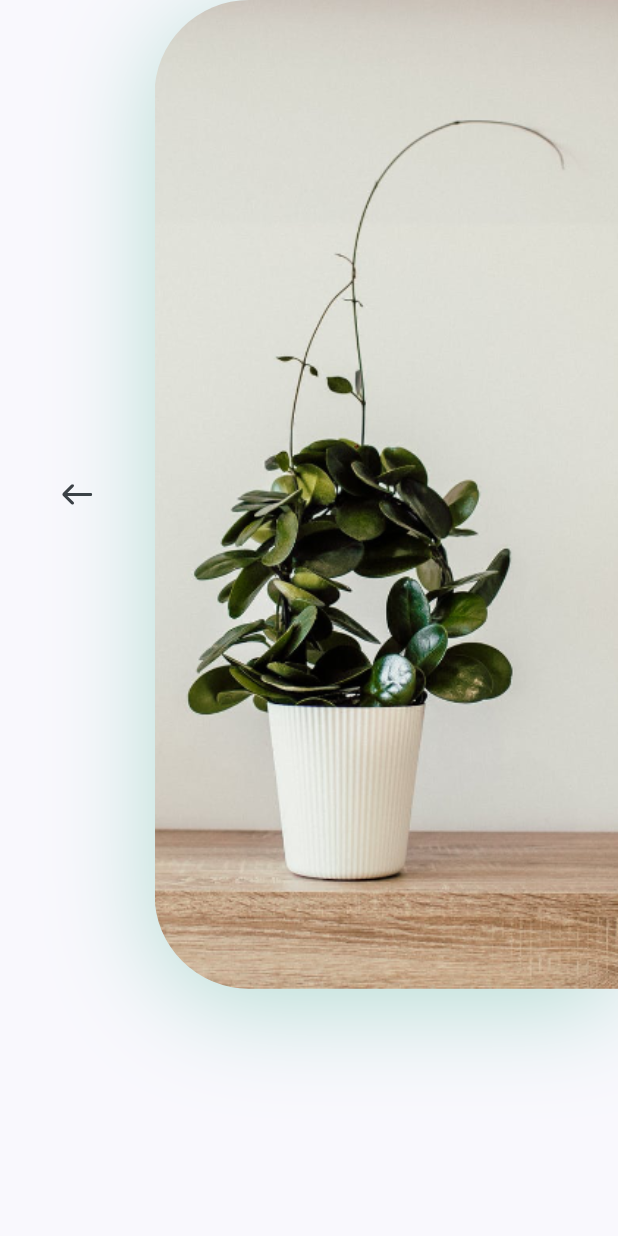
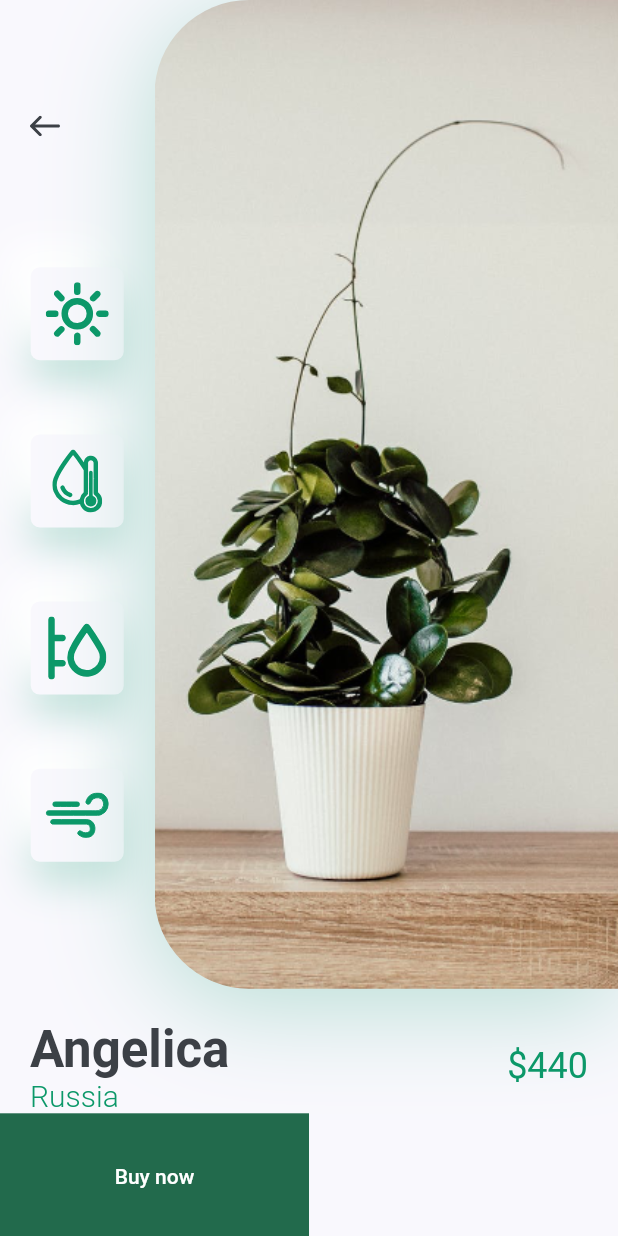
Before and after one commit to yuyang545262477/flutter_clone_platApp, a Flutter app: the DetailScreen screen opened directly, on a phone screen of 412 x 824 dp. Run offline on Flutter 3.47's test engine with Material 2 defaults, Android fonts, the phone set to English and light mode, and no system bars; our stand-ins replace flutter_svg.

Commit message:
detail page.

```diff
--- a/lib/screens/detail/components/body.dart
+++ b/lib/screens/detail/components/body.dart
@@ -1,6 +1,8 @@
 import 'package:flutter/material.dart';
-import 'package:flutter_svg/flutter_svg.dart';
 import 'package:hello_flutter/constants.dart';
+import 'package:hello_flutter/screens/detail/components/image_and_Icons.dart';
+
+import 'title_and_price.dart';
 
 class Body extends StatelessWidget {
   const Body({super.key});
@@ -8,55 +10,34 @@ class Body extends StatelessWidget {
   @override
   Widget build(BuildContext context) {
     Size size = MediaQuery.of(context).size;
-    return Column(
+    return SingleChildScrollView(
+      child: Column(
         children: [
+          ImageAndIcons(),
+          TitleAndPrice(
+            title: 'Angelica',
+            country: 'Russia',
+            price: 440,
+          ),
           Row(
             children: [
-            Expanded(
-                child: Column(
-              children: [
-                Row(
-                  children: [
-                    Expanded(
-                        child: Column(
-                      children: [
-                        IconButton(
-                          padding: const EdgeInsets.symmetric(
-                              horizontal: kDefaultPadding),
-                          onPressed: () {
-                            Navigator.pop(context);
-                          },
-                          icon: SvgPicture.asset("assets/icons/back_arrow.svg"),
-                        )
-                      ],
-                    ))
-                  ],
-                )
-              ],
-            )),
-            Container(
-              height: size.height * .8,
-              width: size.width * .75,
-              decoration: BoxDecoration(
-                  borderRadius: BorderRadius.only(
-                    topLeft: Radius.circular(63),
-                    bottomLeft: Radius.circular(63),
+              SizedBox(
+                width: size.width / 2,
+                height: 84,
+                child: FilledButton(
+                  style: ButtonStyle(
+                      shape: MaterialStateProperty.all<RoundedRectangleBorder>(
+                          RoundedRectangleBorder(
+                    borderRadius: BorderRadius.circular(0),
+                  ))),
+                  onPressed: () {},
+                  child: Text('Buy now'),
                 ),
-                  boxShadow: [
-                    BoxShadow(
-                      offset: const Offset(0, 10),
-                      blurRadius: 60,
-                      color: kPrimaryColor.withOpacity(0.29),
-                    ),
-                  ],
-                  image: DecorationImage(
-                      alignment: Alignment.centerLeft,
-                      fit: BoxFit.cover,
-                      image: AssetImage('assets/images/img.png'))),
               )
             ],
           )
         ],
+      ),
     );
   }
 }
--- /dev/null
+++ b/lib/screens/detail/components/icon_card.dart
@@ -0,0 +1,39 @@
+import 'package:flutter/material.dart';
+import 'package:flutter_svg/flutter_svg.dart';
+import 'package:hello_flutter/constants.dart';
+
+class IconCard extends StatelessWidget {
+  const IconCard({
+    super.key,
+    required this.icon,
+  });
+
+  final String icon;
+
+  @override
+  Widget build(BuildContext context) {
+    Size size = MediaQuery.of(context).size;
+    return Container(
+      height: 62,
+      width: 62,
+      padding:  const EdgeInsets.all(kDefaultPadding / 2),
+      margin: EdgeInsets.symmetric(vertical: size.height * 0.03),
+      decoration: BoxDecoration(
+        color: kBackgroundColor,
+        borderRadius: BorderRadius.circular(6),
+        boxShadow: [
+          BoxShadow(
+              offset: const Offset(0, 15),
+              blurRadius: 22,
+              color: kPrimaryColor.withOpacity(.22)),
+          const BoxShadow(
+            offset: Offset(-15, -15),
+            blurRadius: 20,
+            color: Colors.white,
+          )
+        ],
+      ),
+      child: SvgPicture.asset(icon),
+    );
+  }
+}
--- /dev/null
+++ b/lib/screens/detail/components/image_and_Icons.dart
@@ -0,0 +1,70 @@
+import 'package:flutter/material.dart';
+import 'package:flutter_svg/flutter_svg.dart';
+import 'package:hello_flutter/constants.dart';
+import 'package:hello_flutter/screens/detail/components/icon_card.dart';
+
+class ImageAndIcons extends StatelessWidget {
+  const ImageAndIcons({
+    super.key,
+  });
+
+  @override
+  Widget build(BuildContext context) {
+    Size size = MediaQuery.of(context).size;
+    return Padding(
+      padding: const EdgeInsets.only(bottom: kDefaultPadding * 1),
+      child: SizedBox(
+        height: size.height * .8,
+        child: Row(
+          children: [
+            Expanded(
+                child: Padding(
+                  padding:
+                  const EdgeInsets.symmetric(vertical: kDefaultPadding * 3),
+                  child: Column(
+                    children: [
+                      Align(
+                        alignment: Alignment.topLeft,
+                        child: IconButton(
+                          padding: const EdgeInsets.symmetric(
+                              horizontal: kDefaultPadding),
+                          onPressed: () {
+                            Navigator.pop(context);
+                          },
+                          icon: SvgPicture.asset("assets/icons/back_arrow.svg"),
+                        ),
+                      ),
+                      const Spacer(),
+                      const IconCard(icon: "assets/icons/sun.svg"),
+                      const IconCard(icon: "assets/icons/icon_2.svg"),
+                      const IconCard(icon: "assets/icons/icon_3.svg"),
+                      const IconCard(icon: "assets/icons/icon_4.svg"),
+                    ],
+                  ),
+                )),
+            Container(
+              height: size.height * .8,
+              width: size.width * .75,
+              decoration: BoxDecoration(
+                  borderRadius: const BorderRadius.only(
+                    topLeft: Radius.circular(63),
+                    bottomLeft: Radius.circular(63),
+                  ),
+                  boxShadow: [
+                    BoxShadow(
+                      offset: const Offset(0, 10),
+                      blurRadius: 60,
+                      color: kPrimaryColor.withOpacity(0.29),
+                    ),
+                  ],
+                  image: const DecorationImage(
+                      alignment: Alignment.centerLeft,
+                      fit: BoxFit.cover,
+                      image: AssetImage('assets/images/img.png'))),
+            )
+          ],
+        ),
+      ),
+    );
+  }
+}
--- /dev/null
+++ b/lib/screens/detail/components/title_and_price.dart
@@ -0,0 +1,48 @@
+import 'package:flutter/material.dart';
+import 'package:hello_flutter/constants.dart';
+
+class TitleAndPrice extends StatelessWidget {
+  const TitleAndPrice({
+    super.key,
+    required this.title,
+    required this.country,
+    required this.price,
+  });
+
+  final String title, country;
+  final int price;
+
+  @override
+  Widget build(BuildContext context) {
+    return Padding(
+      padding: const EdgeInsets.symmetric(horizontal: kDefaultPadding),
+      child: Row(
+        children: [
+          RichText(
+              text: TextSpan(children: [
+            TextSpan(
+                text: "$title\n",
+                style: Theme.of(context)
+                    .textTheme
+                    .headlineMedium
+                    ?.copyWith(color: kTextColor, fontWeight: FontWeight.bold)),
+            TextSpan(
+                text: country,
+                style: const TextStyle(
+                    fontSize: 20,
+                    color: kPrimaryColor,
+                    fontWeight: FontWeight.w300)),
+          ])),
+          const Spacer(),
+          Text(
+            "\$$price",
+            style: Theme.of(context)
+                .textTheme
+                .headlineSmall
+                ?.copyWith(color: kPrimaryColor),
+          )
+        ],
+      ),
+    );
+  }
+}
```
Lines whose indentation alone changed are shown as unchanged.
